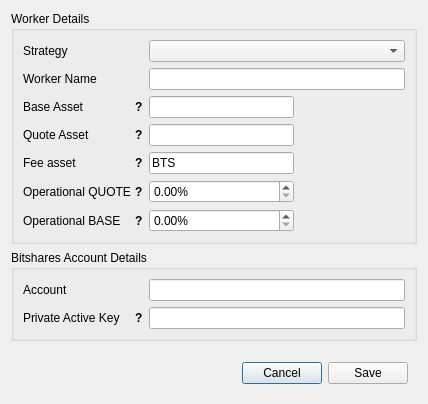
Above: dexbot/views/ui/create_worker_window.ui from midas19910709/DEX-Bot-onGraphene before the change. Below: the same form after it.
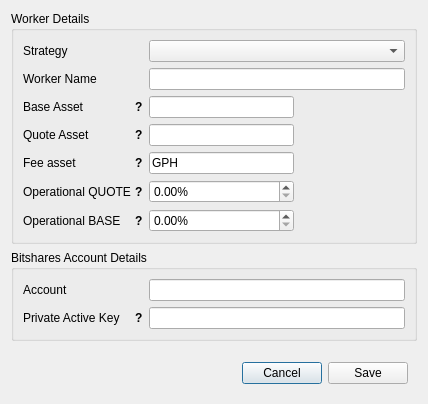
That is the form after the change.

```diff
--- a/dexbot/views/ui/create_worker_window.ui
+++ b/dexbot/views/ui/create_worker_window.ui
@@ -608,7 +608,7 @@
          </size>
         </property>
         <property name="text">
-         <string>BTS</string>
+         <string>GPH</string>
         </property>
        </widget>
       </item>
```
